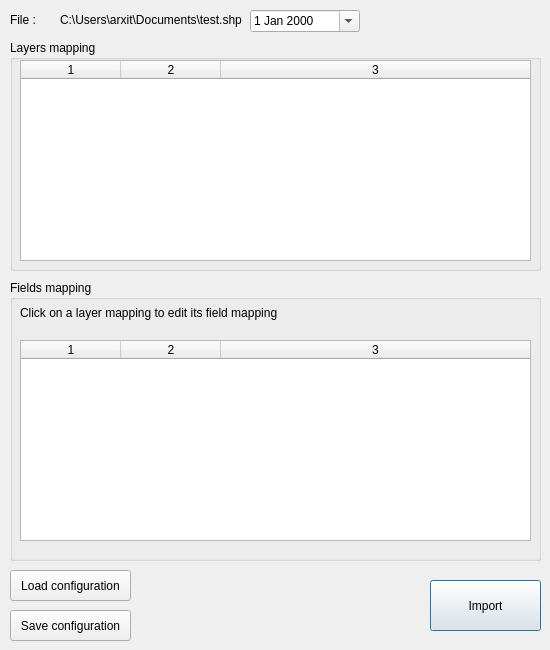
This is widgets/import_data/import_dxf_dialog.ui in Geoportail-Luxembourg/qgis-pag-plugin as Qt 5 draws it before an edit. The edited form follows.
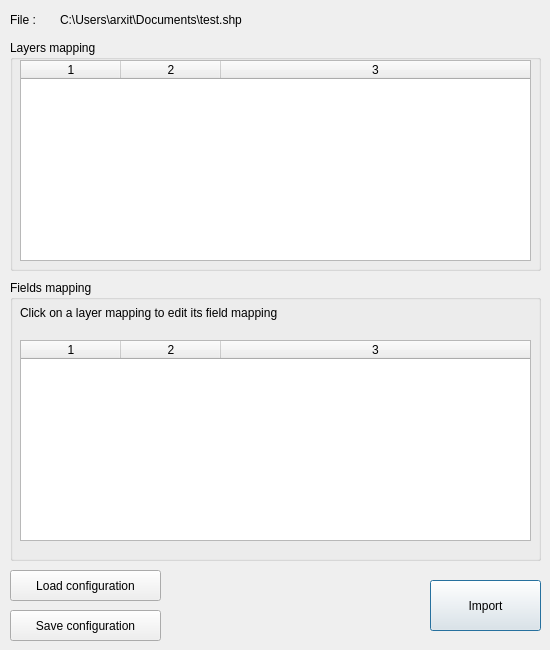
This is the edited form.

```diff
--- a/widgets/import_data/import_dxf_dialog.ui
+++ b/widgets/import_data/import_dxf_dialog.ui
@@ -56,7 +56,7 @@
     <rect>
      <x>10</x>
      <y>570</y>
-     <width>121</width>
+     <width>151</width>
      <height>31</height>
     </rect>
    </property>
@@ -69,7 +69,7 @@
     <rect>
      <x>10</x>
      <y>610</y>
-     <width>121</width>
+     <width>151</width>
      <height>31</height>
     </rect>
    </property>
@@ -176,19 +176,6 @@
     <column/>
    </widget>
   </widget>
-  <widget class="QDateEdit" name="dateEdit">
-   <property name="geometry">
-    <rect>
-     <x>250</x>
-     <y>10</y>
-     <width>110</width>
-     <height>22</height>
-    </rect>
-   </property>
-   <property name="calendarPopup">
-    <bool>true</bool>
-   </property>
-  </widget>
  </widget>
  <resources/>
  <connections>
```
